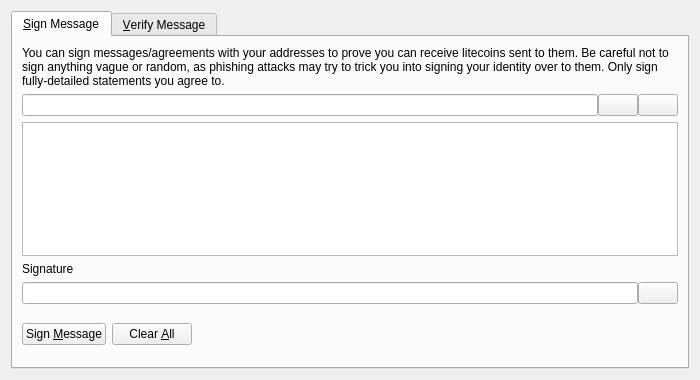
First picture: the form in src/qt/forms/signverifymessagedialog.ui, repository armhf16/qcoin, before the edit.
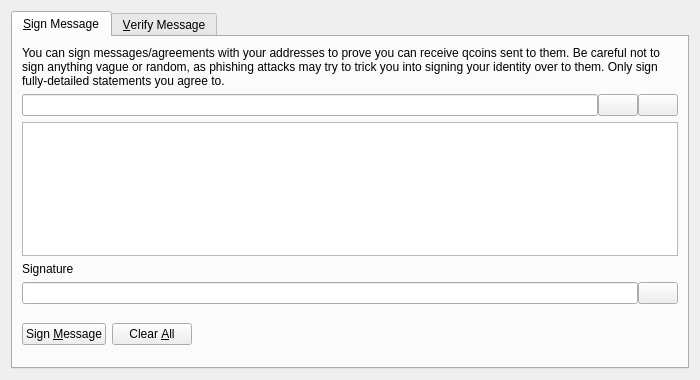
Second picture: the form after the edit. Icons and pictures are not drawn. Custom widgets are drawn as their Qt base class.

Commit message: Rename Litecoin to Qcoin

The edit to the form file:
```diff
--- a/src/qt/forms/signverifymessagedialog.ui
+++ b/src/qt/forms/signverifymessagedialog.ui
@@ -30,7 +30,7 @@
        <item>
         <widget class="QLabel" name="infoLabel_SM">
          <property name="text">
-          <string>You can sign messages/agreements with your addresses to prove you can receive litecoins sent to them. Be careful not to sign anything vague or random, as phishing attacks may try to trick you into signing your identity over to them. Only sign fully-detailed statements you agree to.</string>
+          <string>You can sign messages/agreements with your addresses to prove you can receive qcoins sent to them. Be careful not to sign anything vague or random, as phishing attacks may try to trick you into signing your identity over to them. Only sign fully-detailed statements you agree to.</string>
          </property>
          <property name="textFormat">
           <enum>Qt::PlainText</enum>
```
Left out of the diff: 8 changed lines with no effect on the pictures. The commit also changes 294 other files.
